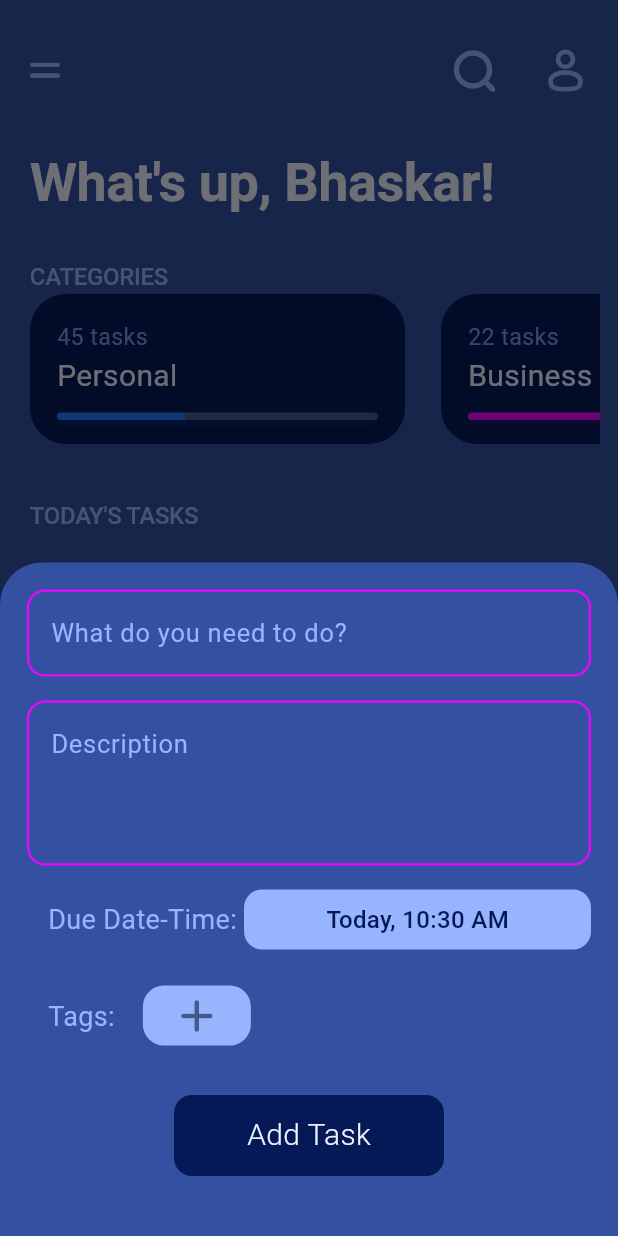
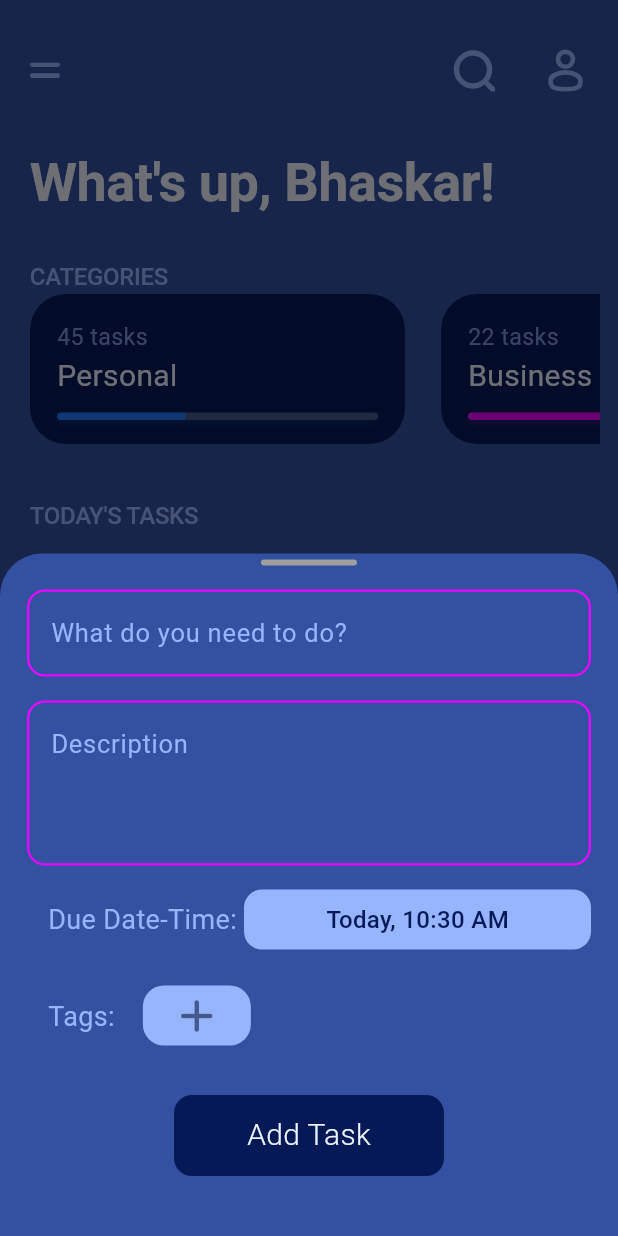
Before and after one commit to bhaskaraa45/gymtrack, a Flutter app: the screen it shows after launch, after a tap on the "add" icon, on a phone screen of 412 x 824 dp. Run offline on Flutter 3.47's test engine with Material 3 defaults, Android fonts, the phone set to English and light mode, and no system bars; our stand-ins replace flutter_dotenv, flutter_riverpod, flutter_svg, fluttertoast.

Commit message:
frontend changes done

```diff
--- a/frontend/lib/models/todo_model.dart
+++ b/frontend/lib/models/todo_model.dart
@@ -5,7 +5,7 @@ class TodoModel {
   String title;
   String? description;
   bool isDone;
-  String? tag;
+  List<String>? tags;
   String User;
   DateTime time;
 
@@ -14,7 +14,7 @@ class TodoModel {
       required this.title,
       this.description,
       required this.isDone,
-      this.tag,
+      this.tags,
       required this.User,
       required this.time});
 }
--- a/frontend/lib/screens/add_todo.dart
+++ b/frontend/lib/screens/add_todo.dart
@@ -393,15 +393,13 @@ class _AddTodoScreenState extends ConsumerState<AddTodoScreen> {
               return;
             }
 
-            String finalTags = selectedTags.join(",");
-
             TodoModel todo = TodoModel(
                 title: title,
                 description: descriptionController.text.trim(),
                 isDone: false,
                 User: 'bhaskar', //TODO: change USER
                 time: _selectedDateTime,
-                tag: finalTags.isNotEmpty ? finalTags : null);
+                tags: selectedTags);
 
             int? id = await ApiService().addTodo(todo);
 
@@ -443,16 +441,31 @@ class _AddTodoScreenState extends ConsumerState<AddTodoScreen> {
   @override
   Widget build(BuildContext context) {
     Size size = MediaQuery.of(context).size;
-    return Container(
-      // backgroundColor: MyColors().primary,
-      child: Padding(
-        padding: const EdgeInsets.fromLTRB(18, 18, 18, 0),
+    return Padding(
+      padding: EdgeInsets.only(
+        bottom: MediaQuery.of(context).viewInsets.bottom,
+      ),
+      child: Stack(
+        alignment: Alignment.topCenter,
+        children: [
+          Container(
+            margin: const EdgeInsets.only(
+              top: 4,
+            ),
+            height: 4,
+            width: 64,
+            decoration: BoxDecoration(
+                color: Colors.grey, borderRadius: BorderRadius.circular(24)),
+          ),
+          Padding(
+            padding: const EdgeInsets.fromLTRB(18, 24, 18, 0),
             child: SingleChildScrollView(
               child: Column(
                 crossAxisAlignment: CrossAxisAlignment.start,
                 mainAxisSize: MainAxisSize.min,
                 children: [
-              textFieldWidget('What do you need to do?', titleController, 1),
+                  textFieldWidget(
+                      'What do you need to do?', titleController, 1),
                   const SizedBox(
                     height: 16,
                   ),
@@ -476,6 +489,8 @@ class _AddTodoScreenState extends ConsumerState<AddTodoScreen> {
                 ],
               ),
             ),
+          ),
+        ],
       ),
     );
   }
```
Also changed, not shown: frontend/lib/services/api_services.dart (+4 -4 lines), 1 other file. Lines whose indentation alone changed are shown as unchanged.
